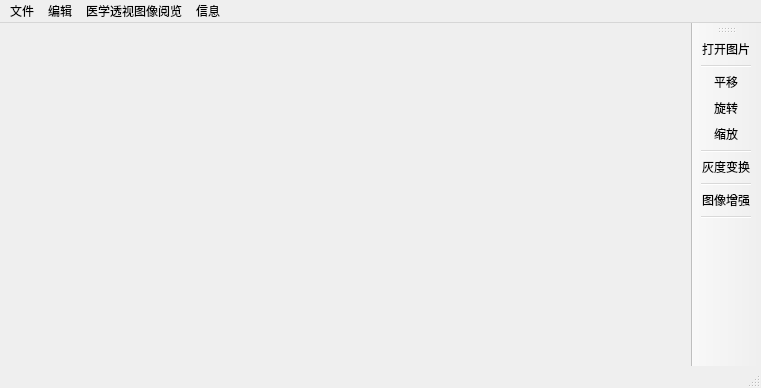
This is DigitallmageProcessing/DigitallmageProcessing.ui in YanLin02/DigitalImageProcessing as Qt 5 draws it before an edit. The edited form follows.
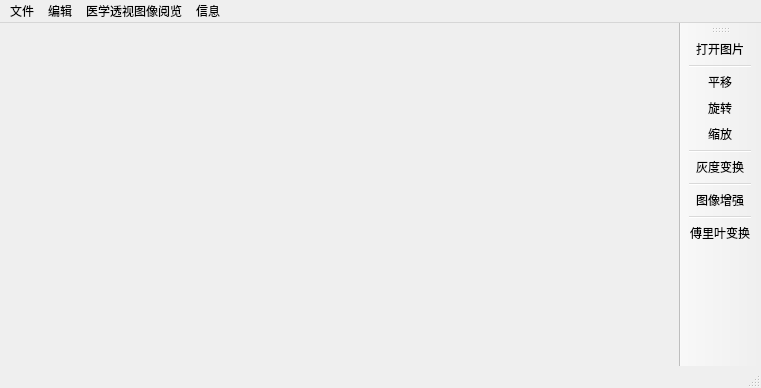
This is the edited form.

The edit to the form file:
```diff
--- a/DigitallmageProcessing/DigitallmageProcessing.ui
+++ b/DigitallmageProcessing/DigitallmageProcessing.ui
@@ -77,6 +77,7 @@
    <addaction name="separator"/>
    <addaction name="actionEnh"/>
    <addaction name="separator"/>
+   <addaction name="actionFourier"/>
   </widget>
   <widget class="QStatusBar" name="statusBar"/>
   <action name="actionOpenFile">
@@ -109,6 +110,11 @@
     <string>缩放</string>
    </property>
   </action>
+  <action name="actionFourier">
+   <property name="text">
+    <string>傅里叶变换</string>
+   </property>
+  </action>
  </widget>
  <layoutdefault spacing="6" margin="11"/>
  <resources>
```
Left out of the diff: 8 changed lines with no effect on the pictures.
